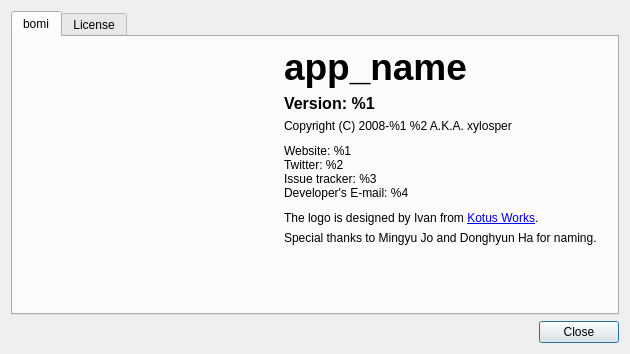
The window that src/bomi/ui/aboutdialog.ui (bylee20/bomi) describes before a commit, drawn with Qt 5.
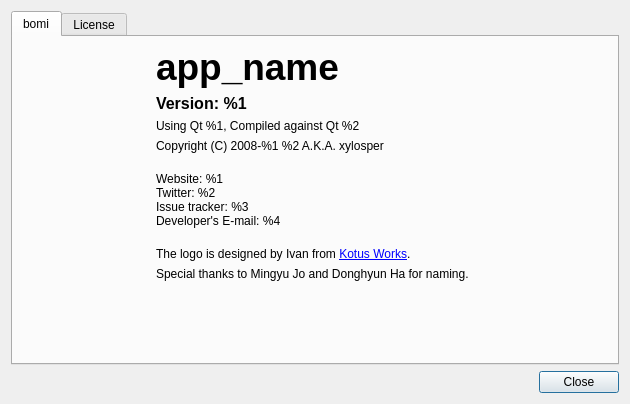
The same window after the commit. Icons and pictures are not drawn. Custom widgets are drawn as their Qt base class.

Commit message: * New: Qt version information in about dialog

Diff of the .ui file:
```diff
--- a/src/bomi/ui/aboutdialog.ui
+++ b/src/bomi/ui/aboutdialog.ui
@@ -7,7 +7,7 @@
     <x>0</x>
     <y>0</y>
     <width>630</width>
-    <height>354</height>
+    <height>404</height>
    </rect>
   </property>
   <property name="windowTitle">
@@ -39,14 +39,14 @@
            </property>
            <property name="minimumSize">
             <size>
-             <width>256</width>
-             <height>256</height>
+             <width>128</width>
+             <height>128</height>
             </size>
            </property>
            <property name="maximumSize">
             <size>
-             <width>256</width>
-             <height>256</height>
+             <width>128</width>
+             <height>128</height>
             </size>
            </property>
            <property name="text">
@@ -114,6 +114,13 @@
            </property>
           </widget>
          </item>
+         <item>
+          <widget class="QLabel" name="qt_info">
+           <property name="text">
+            <string>Using Qt %1, Compiled against Qt %2</string>
+           </property>
+          </widget>
+         </item>
          <item>
           <widget class="QLabel" name="copyright">
            <property name="text">
@@ -132,7 +139,7 @@
            <property name="sizeHint" stdset="0">
             <size>
              <width>13</width>
-             <height>5</height>
+             <height>13</height>
             </size>
            </property>
           </spacer>
@@ -170,7 +177,7 @@
            <property name="sizeHint" stdset="0">
             <size>
              <width>20</width>
-             <height>5</height>
+             <height>13</height>
             </size>
            </property>
           </spacer>
@@ -209,7 +216,7 @@
            <property name="sizeHint" stdset="0">
             <size>
              <width>20</width>
-             <height>0</height>
+             <height>13</height>
             </size>
            </property>
           </spacer>
```
The commit also changes 1 other file.
